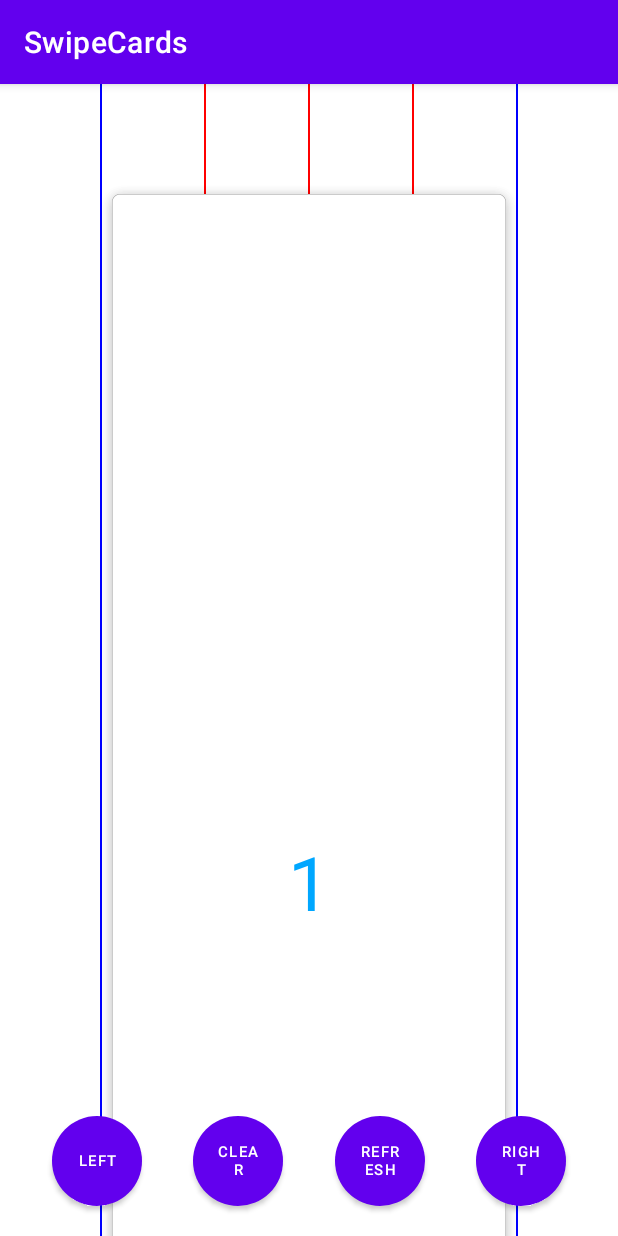
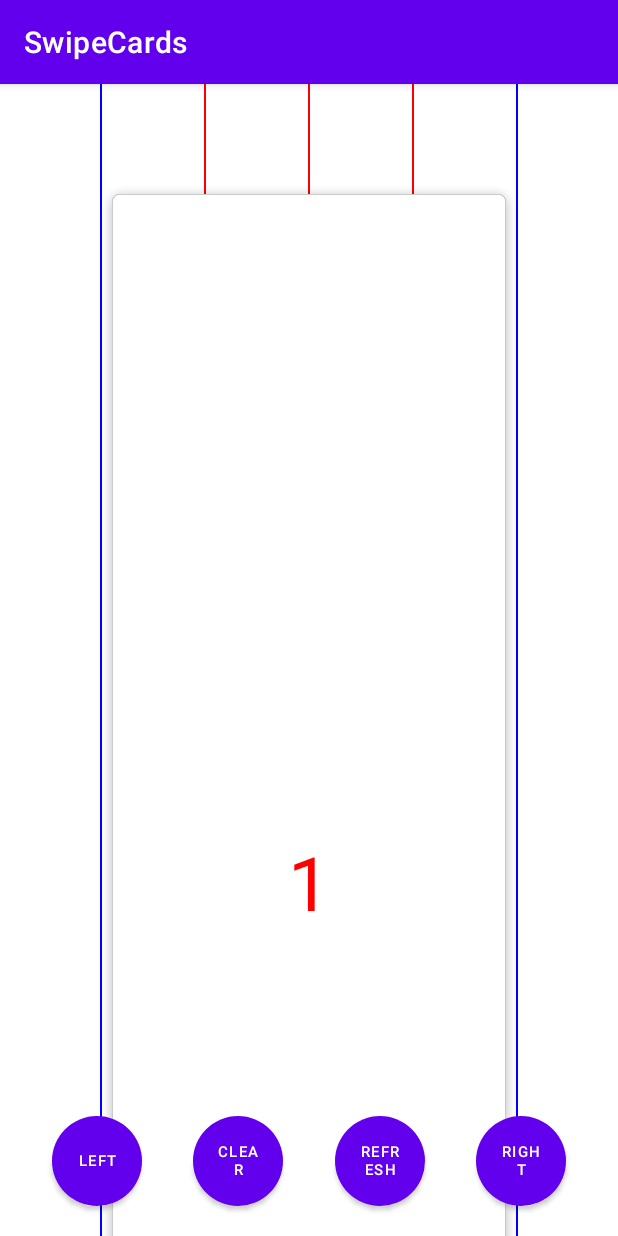
Before and after one commit to like5188/SwipeCards, an Android app: the screen it shows after launch (MainActivity), after a tap on "LEFT", on a phone screen of 412 x 824 dp. Run offline under Robolectric (Android 15) with nearby library versions, the phone set to English and light mode, and no system bars; our stand-ins replace data binding.

```diff
--- a/app/src/main/java/com/like/swipecards/app/MainActivity.kt
+++ b/app/src/main/java/com/like/swipecards/app/MainActivity.kt
@@ -1,5 +1,6 @@
 package com.like.swipecards.app
 
+import android.graphics.Color
 import android.os.Bundle
 import android.util.Log
 import android.view.LayoutInflater
@@ -155,6 +156,10 @@ private class MyAdapter : BaseAdapter() {
         return position.toLong()
     }
 
+    override fun getItemViewType(position: Int): Int {
+        return if (list[position].toInt() < 3) 100 else 200
+    }
+
     override fun getView(position: Int, convertView: View?, parent: ViewGroup): View {
         var cv = convertView
         val holder: ViewHolder?
@@ -167,7 +172,12 @@ private class MyAdapter : BaseAdapter() {
             holder = cv.tag as? ViewHolder
         }
         getItem(position)?.let {
-            holder?.tv?.setText(it)
+            holder?.tv?.text = it
+            if (it.toInt() < 3) {
+                holder?.tv?.setTextColor(Color.RED)
+            } else {
+                holder?.tv?.setTextColor(Color.BLUE)
+            }
         }
         return cv!!
     }
--- a/swipecards/src/main/java/com/like/swipecards/SwipeCardsAdapterView.kt
+++ b/swipecards/src/main/java/com/like/swipecards/SwipeCardsAdapterView.kt
@@ -3,12 +3,10 @@ package com.like.swipecards
 import android.content.Context
 import android.database.DataSetObserver
 import android.util.AttributeSet
-import android.util.Log
 import android.view.View
 import android.view.ViewGroup
 import android.widget.Adapter
 import android.widget.FrameLayout
-import android.widget.TextView
 import kotlin.math.abs
 
 /*
@@ -146,7 +144,6 @@ class SwipeCardsAdapterView<T : Adapter> @JvmOverloads constructor(
         (startIndex..topViewIndex).forEach { index ->
             val scrapView = mRecycler.getScrapView(index)
             adapter.getView(index, scrapView, this)?.let {
-                Log.e("TAG", "addView index=$index reused=${it == scrapView} ${(scrapView as? TextView)?.text}")
                 (it.layoutParams as LayoutParams).viewType = adapter.getItemViewType(index)
                 // 添加child，并且不触发requestLayout()方法，性能比addView更好。index为0代表往屏幕最底层插入。
                 addViewInLayout(it, 0, it.layoutParams, true)
@@ -327,12 +324,10 @@ class SwipeCardsAdapterView<T : Adapter> @JvmOverloads constructor(
             if (mScrapViewMap[viewType].isNullOrEmpty()) {
                 mScrapViewMap.remove(viewType)
             }
-            print()
             return scrapView
         }
 
         fun addScrapView(scrap: View) {
-            Log.i("TAG", "addScrapView ${(scrap as? TextView)?.text}")
             resetView(scrap)
             val lp = scrap.layoutParams as LayoutParams
             val viewType = lp.viewType
@@ -341,7 +336,6 @@ class SwipeCardsAdapterView<T : Adapter> @JvmOverloads constructor(
             } else {
                 mScrapViewMap[viewType] = mutableListOf(scrap)
             }
-            print()
         }
 
         /**
@@ -359,12 +353,6 @@ class SwipeCardsAdapterView<T : Adapter> @JvmOverloads constructor(
             }
         }
 
-        private fun print() {
-            if (mScrapViewMap.isEmpty()) return
-            mScrapViewMap.entries.forEach {
-                Log.w("TAG", "viewType=${it.key} count=${it.value.size}")
-            }
-        }
     }
 
 }
```
